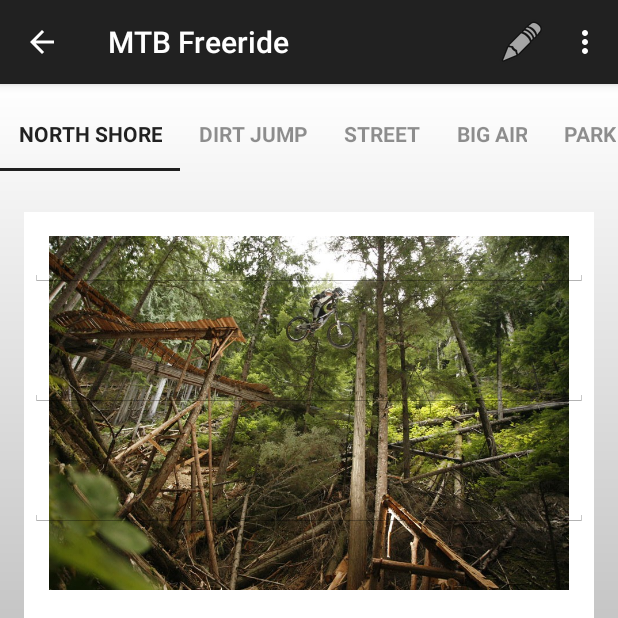
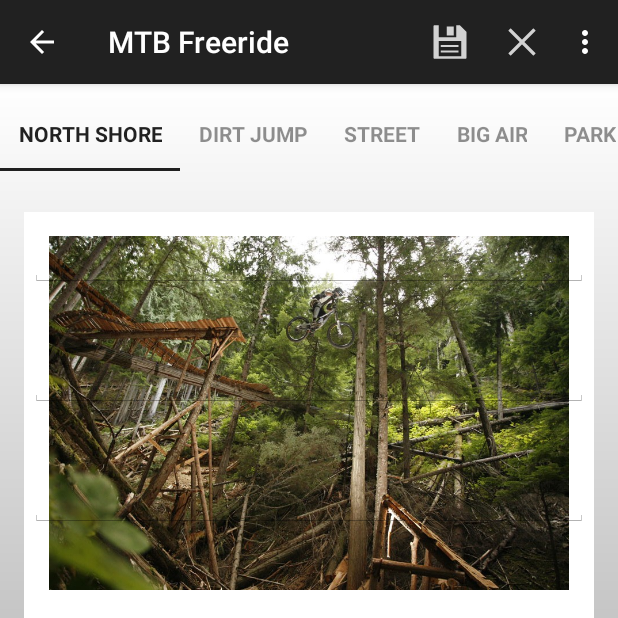
Before and after one commit to frangallart/MTBFreeride, an Android app: the fragment PerfilUsuariFragment placed in its activity, after a tap on "Editar", on a phone screen of 412 x 824 dp, the top half of it. Run offline under Robolectric (Android 15) with nearby library versions, the phone set to English and light mode, and no system bars; 22 statements that could not run were skipped.

Commit message:
·Canviada les icones dels items guardar i cancel·lar ·Funcionalitats del items menu implementades

```diff
--- a/app/src/main/java/com/norriors/java/mtbfreeride/Controllers/PerfilUsuariFragment.java
+++ b/app/src/main/java/com/norriors/java/mtbfreeride/Controllers/PerfilUsuariFragment.java
@@ -37,6 +37,10 @@ public class PerfilUsuariFragment extends android.support.v4.app.Fragment {
     private ImageTool imgTool;
     private Toast toast;
     private Bitmap novaImatge;
+
+    private MenuItem itemEdit;
+    private MenuItem itemSave;
+    private MenuItem itemCancel;
 
 
     public static PerfilUsuariFragment newInstance() {
@@ -90,6 +94,7 @@ public class PerfilUsuariFragment extends android.support.v4.app.Fragment {
         //MLRounded Image View
         imgUser = (MLRoundedImageView) viewPerfil.findViewById(R.id.imgUser);
         imgUser.setImageBitmap(imgTool.getBitmap(dadesUsuari.get(UsuariSessionManager.KEY_IMAGE)));
+        imgUser.setEnabled(false);
 
 
         // Inflate the layout for this fragment
@@ -100,6 +105,15 @@ public class PerfilUsuariFragment extends android.support.v4.app.Fragment {
     public void onCreateOptionsMenu(
             Menu menu, MenuInflater inflater) {
         inflater.inflate(R.menu.menu_editar_user, menu);
+
+        //Recollim i guardem els tres items del menu que necessitem
+        itemEdit = menu.findItem(R.id.action_editUser);
+        itemSave = menu.findItem(R.id.action_saveChange);
+        itemCancel = menu.findItem(R.id.action_cancelChange);
+
+        //Establim els menus de guardar i cancel·lar com a invisibles
+        itemSave.setVisible(false);
+        itemCancel.setVisible(false);
     }
 
     @Override
@@ -107,33 +121,110 @@ public class PerfilUsuariFragment extends android.support.v4.app.Fragment {
         // Handle item selection
         switch (item.getItemId()) {
 
+
+            /**
+             * Acció del botó editar,
+             * ens posa tots els camps en editables i ens permet o guardar els canvis o cancel·lar-los.
+             */
             case R.id.action_editUser:
 
-                    toast = new Toast(getActivity().getBaseContext());
-                    toast.makeText(getActivity().getBaseContext(), "Ara, pots editar el teu perfil", Toast.LENGTH_SHORT);
-                    toast.show();
+                //Mostrem missatge  de que sens permet editar
+                toast = toast.makeText(getActivity().getBaseContext(), "Ara, pots editar el teu perfil", Toast.LENGTH_SHORT);
+                toast.show();
 
-                    txtNom.setEnabled(true);
-                    txtPrimerCognom.setEnabled(true);
-                    txtSegonCognom.setEnabled(true);
-                    txtEmail.setEnabled(true);
+                //Posem els text views com a editables
+                txtNom.setEnabled(true);
+                txtPrimerCognom.setEnabled(true);
+                txtSegonCognom.setEnabled(true);
+                txtEmail.setEnabled(true);
+
+                //Posem la imatge com a activa per poder modificar-la
+                imgUser.setEnabled(true);
+
+
+                //El item del menu editar el posem com a invisible ja que ja estem editant
+                itemEdit.setVisible(false);
+
+                //Els items de guardar i cancel·lar els posem com a visibles
+                itemSave.setVisible(true);
+                itemCancel.setVisible(true);
+
 
                 return true;
 
+            /**
+             * Acció de guardar.
+             * Ens guarda els canvis al shared preferences i a la DB
+             * Torna a posar els TextViews com a deshabilitats
+             */
+
             case R.id.action_saveChange:
 
-                toast = new Toast(getActivity().getBaseContext());
-                toast.makeText(getActivity().getBaseContext(), "Canvis gaurdats correctament", Toast.LENGTH_SHORT);
+
+                //Mostrem missatge de canvis guardats
+                toast =  toast.makeText(getActivity().getBaseContext(), "Canvis guardats correctament", Toast.LENGTH_SHORT);
                 toast.show();
 
+                //Posems els TextViews com a deshabilitats per evitar l'edició
                 txtNom.setEnabled(false);
                 txtPrimerCognom.setEnabled(false);
                 txtSegonCognom.setEnabled(false);
                 txtEmail.setEnabled(false);
 
+                //Posem la imatge com deshabilitada per evitar modificar-la
+                imgUser.setEnabled(false);
+
+                //Guardem les noves dades al shared preferences
                 sessioUsuari.createUserLoginSession(txtNom.getText().toString(), txtPrimerCognom.getText().toString(), txtSegonCognom.getText().toString(), dadesUsuari.get(UsuariSessionManager.KEY_PASS), txtEmail.getText().toString(), imgTool.getImageString(novaImatge));
 
 
+                //Com els canvis ja estan guardats, tornem a deixar invisibles els items de gaurdar i cancel·lar
+                itemSave.setVisible(false);
+                itemCancel.setVisible(false);
+
+                //Tornem a posar el item d'editar com a visible
+                itemEdit.setVisible(true);
+
+
+                return true;
+
+
+            /**
+             * Acció de cancel·lar els canvis
+             * Cancel·la els canvis i estableix les dades anteriors de nou als camps
+             * Deshabilita l'edició dels camps
+             */
+            case R.id.action_cancelChange:
+
+                //Mostrem missatge de canvis cancel·lats
+                toast =  toast.makeText(getActivity().getBaseContext(), "Canvis cancel·lats", Toast.LENGTH_SHORT);
+                toast.show();
+
+                //Posem els camps que hi teniem guardats al shared preferences i els tornem a posar com a deshabilitats per evitar l'edició
+                txtNom.setText(dadesUsuari.get(UsuariSessionManager.KEY_NAME));
+                txtNom.setEnabled(false);
+
+                txtPrimerCognom.setText(dadesUsuari.get(UsuariSessionManager.KEY_SURNAME1));
+                txtPrimerCognom.setEnabled(false);
+
+                txtSegonCognom.setText(dadesUsuari.get(UsuariSessionManager.KEY_SURNAME2));
+                txtSegonCognom.setEnabled(false);
+
+                txtEmail.setText(dadesUsuari.get(UsuariSessionManager.KEY_EMAIL));
+                txtEmail.setEnabled(false);
+
+
+                //Posem la imatge com deshabilitat i establim la imatge que hi havia per defecte
+                imgUser.setEnabled(false);
+
+                //Com els canvis ja estan guardats, tornem a deixar invisibles els items de gaurdar i cancel·lar
+                itemSave.setVisible(false);
+                itemCancel.setVisible(false);
+
+                //Tornem a posar el item d'editar com a visible
+                itemEdit.setVisible(true);
+
+                return true;
 
             default:
                 return super.onOptionsItemSelected(item);
--- a/app/src/main/res/menu/menu_editar_user.xml
+++ b/app/src/main/res/menu/menu_editar_user.xml
@@ -10,12 +10,12 @@
         android:id="@+id/action_saveChange"
         android:title="@string/mnSave"
         android:orderInCategory="100"
-        android:icon="@android:drawable/ic_menu_edit"
-        app:showAsAction="never" />
+        android:icon="@drawable/ic_action_save"
+        app:showAsAction="always" />
     <item
         android:id="@+id/action_cancelChange"
         android:title="@string/mnCancel"
         android:orderInCategory="100"
-        android:icon="@android:drawable/ic_menu_edit"
-        app:showAsAction="never" />
+        android:icon="@drawable/ic_action_cancel"
+        app:showAsAction="always" />
 </menu>
```
Also changed, not shown: app/src/main/res/drawable-hdpi/ic_action_cancel.png (added), app/src/main/res/drawable-hdpi/ic_action_save.png (added), app/src/main/res/drawable-mdpi/ic_action_cancel.png (added), app/src/main/res/drawable-mdpi/ic_action_save.png (added), app/src/main/res/drawable-xhdpi/ic_action_cancel.png (added), app/src/main/res/drawable-xhdpi/ic_action_save.png (added), app/src/main/res/drawable-xxhdpi/ic_action_cancel.png (added), app/src/main/res/drawable-xxhdpi/ic_action_save.png (added).
